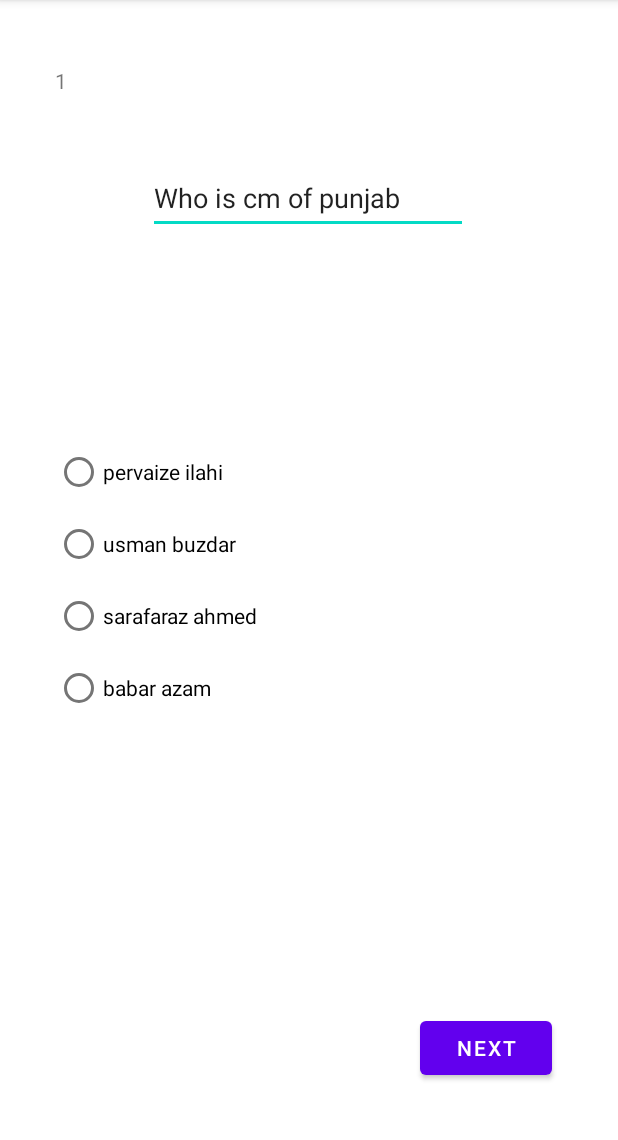
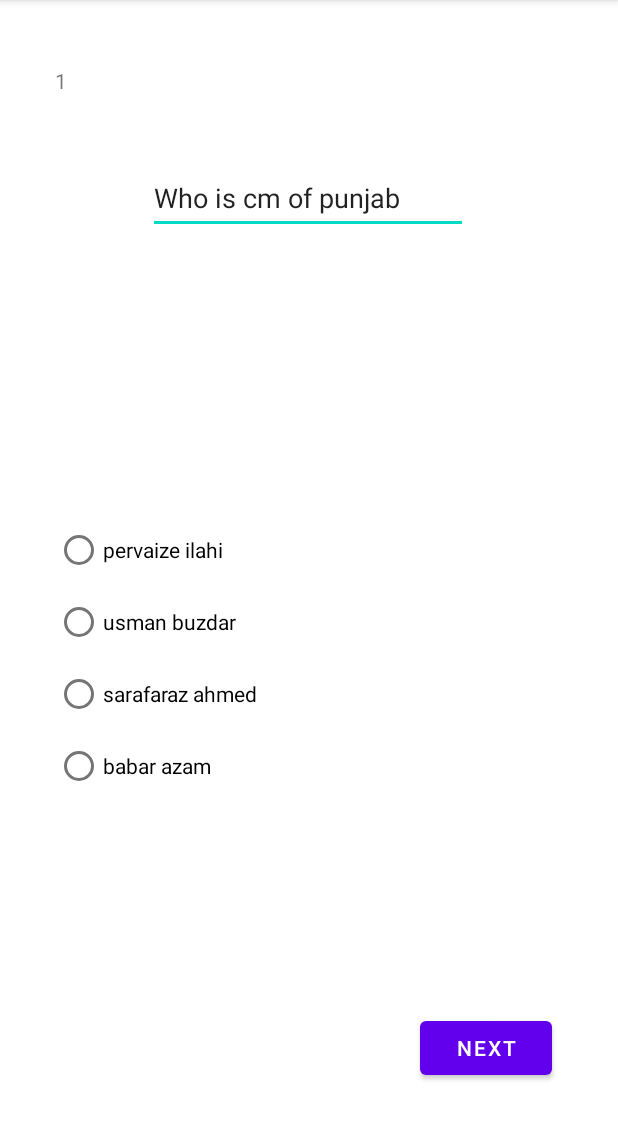
Before and after one commit to ArsalHussain14/Exam_App, an Android app: the screen it shows after launch (MainActivity), on a phone screen of 412 x 824 dp, the part 84-1224 px from its top. Run offline under Robolectric (Android 15) with nearby library versions, the phone set to English and light mode, and no system bars.

```diff
--- a/app/src/main/res/layout/activity_main.xml
+++ b/app/src/main/res/layout/activity_main.xml
@@ -37,7 +37,7 @@
         android:id="@+id/radioGroup"
         android:layout_width="338dp"
         android:layout_height="225dp"
-        android:layout_marginBottom="252dp"
+        android:layout_marginBottom="200dp"
         app:layout_constraintBottom_toBottomOf="parent"
         app:layout_constraintEnd_toEndOf="@+id/questionBox"
         app:layout_constraintStart_toStartOf="@+id/questionBox">
@@ -79,4 +79,14 @@
         app:layout_constraintStart_toStartOf="@+id/radioGroup"
         app:layout_constraintTop_toTopOf="parent" />
 
+    <TextView
+        android:id="@+id/score"
+        android:layout_width="wrap_content"
+        android:layout_height="wrap_content"
+        app:layout_constraintBottom_toTopOf="@+id/radioGroup"
+        app:layout_constraintEnd_toEndOf="parent"
+        app:layout_constraintStart_toStartOf="parent"
+        app:layout_constraintTop_toBottomOf="@+id/questionBox" />
+
+
 </androidx.constraintlayout.widget.ConstraintLayout>
```
Also changed, not shown: app/src/main/java/com/example/exam_app/MainActivity.java (+8 -3 lines).
